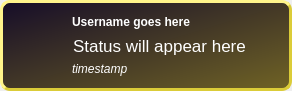
Qt form qtwitter-app/ui/tweet.ui (ayoy/qtwitter) before a commit.
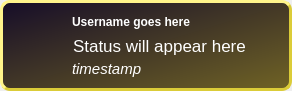
The same form after that commit. Custom widgets are drawn as their Qt base class.

```diff
--- a/qtwitter-app/ui/tweet.ui
+++ b/qtwitter-app/ui/tweet.ui
@@ -353,6 +353,7 @@
     </property>
     <property name="font">
      <font>
+      <pointsize>11</pointsize>
       <italic>true</italic>
      </font>
     </property>
```
